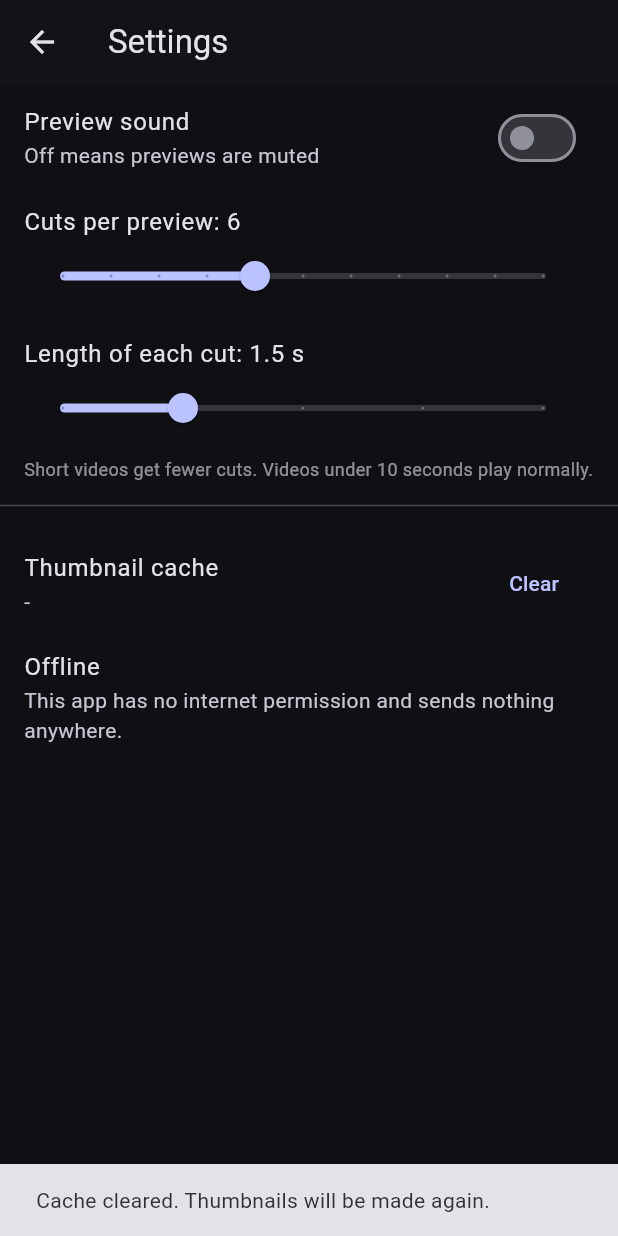
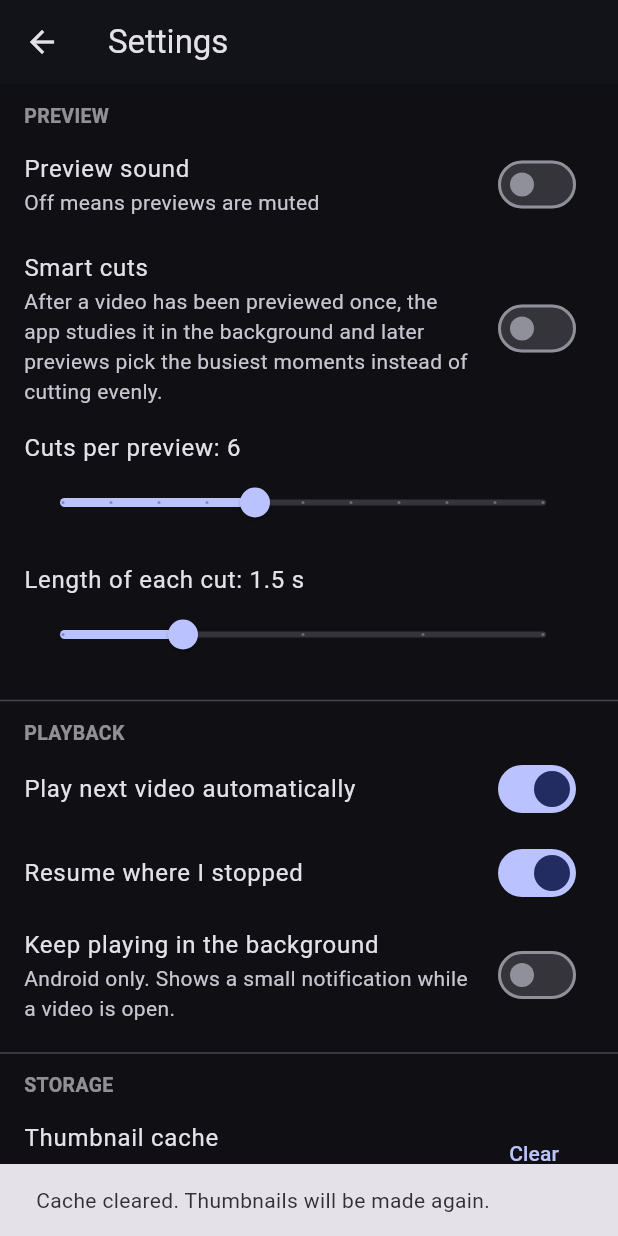
Before and after one commit to RahilHASN/offline_player, a Flutter app: the SettingsScreen screen opened directly, after a tap on "Clear", on a phone screen of 412 x 824 dp. Run offline on Flutter 3.47's test engine with Material 3 defaults, Android fonts, the phone set to English and light mode, and no system bars; our stand-ins replace file_picker, permission_handler, shared_preferences; missing offline and left inert: dart:ffi, media_kit, media_kit_video, photo_manager; accounts and stored records are empty.

Commit message:
Update settings_screen.dart

```diff
--- a/lib/screens/settings_screen.dart
+++ b/lib/screens/settings_screen.dart
@@ -1,8 +1,11 @@
 import 'package:flutter/material.dart';
 
 import '../services/app_settings.dart';
+import '../services/backup_service.dart';
+import '../services/library_store.dart';
 import '../services/thumb_cache.dart';
 import '../utils/format.dart';
+import '../widgets/library_sheets.dart';
 
 class SettingsScreen extends StatefulWidget {
   const SettingsScreen({super.key});
@@ -25,15 +28,75 @@ class _SettingsScreenState extends State<SettingsScreen> {
     if (mounted) setState(() => _bytes = b);
   }
 
+  void _snack(String m) {
+    if (!mounted) return;
+    ScaffoldMessenger.of(context)
+      ..hideCurrentSnackBar()
+      ..showSnackBar(SnackBar(content: Text(m)));
+  }
+
   Future<void> _clear() async {
     await clearThumbCache();
     await _loadSize();
+    _snack('Cache cleared. Thumbnails will be made again.');
+  }
+
+  Future<void> _export() async {
+    try {
+      final ok = await BackupService.export();
+      _snack(ok ? 'Backup saved.' : 'Backup cancelled.');
+    } catch (e) {
+      _snack('Backup failed: $e');
+    }
+  }
+
+  Future<void> _restore() async {
+    try {
+      final ok = await BackupService.restore();
+      _snack(ok ? 'Backup restored.' : 'Restore cancelled.');
+    } catch (e) {
+      _snack('Restore failed: $e');
+    }
+  }
+
+  Future<void> _changePin() async {
+    if (!await ensureVaultUnlocked(context)) return;
     if (!mounted) return;
-    ScaffoldMessenger.of(context).showSnackBar(
-      const SnackBar(
-        content: Text('Cache cleared. Thumbnails will be made again.'),
+    final pin = await askPin(context, 'New vault PIN', confirm: true);
+    if (pin == null) return;
+    LibraryStore.instance.setPin(pin);
+    _snack('PIN changed.');
+  }
+
+  Future<void> _removeVault() async {
+    if (!LibraryStore.instance.hasPin) {
+      _snack('There is no vault PIN yet.');
+      return;
+    }
+    if (!await ensureVaultUnlocked(context)) return;
+    if (!mounted) return;
+    final yes = await showDialog<bool>(
+      context: context,
+      builder: (ctx) => AlertDialog(
+        title: const Text('Remove PIN and unhide all?'),
+        content: const Text(
+            'Every video in the vault becomes visible again and the PIN is removed.'),
+        actions: [
+          TextButton(
+            onPressed: () => Navigator.pop(ctx, false),
+            child: const Text('Cancel'),
+          ),
+          FilledButton(
+            onPressed: () => Navigator.pop(ctx, true),
+            child: const Text('Remove'),
+          ),
+        ],
       ),
     );
+    if (yes == true) {
+      LibraryStore.instance.clearVault();
+      _snack('Vault removed.');
+    }
   }
 
   @override
@@ -42,15 +105,31 @@ class _SettingsScreenState extends State<SettingsScreen> {
       listenable: AppSettings.instance,
       builder: (context, _) {
         final s = AppSettings.instance;
+        const head = TextStyle(
+            fontSize: 13, color: Colors.white54, fontWeight: FontWeight.w600);
         return Scaffold(
           appBar: AppBar(title: const Text('Settings')),
           body: ListView(
             children: [
+              const Padding(
+                padding: EdgeInsets.fromLTRB(16, 12, 16, 0),
+                child: Text('PREVIEW', style: head),
+              ),
               SwitchListTile(
                 title: const Text('Preview sound'),
                 subtitle: const Text('Off means previews are muted'),
                 value: s.previewAudio,
                 onChanged: s.setPreviewAudio,
+              ),
+              SwitchListTile(
+                title: const Text('Smart cuts'),
+                subtitle: const Text(
+                  'After a video has been previewed once, the app studies it '
+                  'in the background and later previews pick the busiest '
+                  'moments instead of cutting evenly.',
+                ),
+                value: s.smartCuts,
+                onChanged: s.setSmartCuts,
               ),
               ListTile(
                 title: Text('Cuts per preview: ${s.cuts}'),
@@ -75,14 +154,33 @@ class _SettingsScreenState extends State<SettingsScreen> {
                   onChanged: s.setClipSeconds,
                 ),
               ),
+              const Divider(height: 24),
               const Padding(
-                padding: EdgeInsets.symmetric(horizontal: 16),
-                child: Text(
-                  'Short videos get fewer cuts. Videos under 10 seconds play normally.',
-                  style: TextStyle(color: Colors.white54, fontSize: 12),
-                ),
+                padding: EdgeInsets.fromLTRB(16, 0, 16, 0),
+                child: Text('PLAYBACK', style: head),
               ),
-              const Divider(height: 32),
+              SwitchListTile(
+                title: const Text('Play next video automatically'),
+                value: s.autoNext,
+                onChanged: s.setAutoNext,
+              ),
+              SwitchListTile(
+                title: const Text('Resume where I stopped'),
+                value: s.autoResume,
+                onChanged: s.setAutoResume,
+              ),
+              SwitchListTile(
+                title: const Text('Keep playing in the background'),
+                subtitle: const Text(
+                    'Android only. Shows a small notification while a video is open.'),
+                value: s.backgroundPlay,
+                onChanged: s.setBackgroundPlay,
+              ),
+              const Divider(height: 24),
+              const Padding(
+                padding: EdgeInsets.fromLTRB(16, 0, 16, 0),
+                child: Text('STORAGE', style: head),
+              ),
               ListTile(
                 title: const Text('Thumbnail cache'),
                 subtitle: Text(_bytes == null ? '...' : formatSize(_bytes!)),
@@ -91,6 +189,68 @@ class _SettingsScreenState extends State<SettingsScreen> {
                   child: const Text('Clear'),
                 ),
               ),
+              ListTile(
+                title: const Text('Thumbnail cache limit'),
+                subtitle: const Text('The oldest thumbnails go first'),
+                trailing: DropdownButton<int>(
+                  value: const [100, 300, 1000, 0].contains(s.cacheLimitMb)
+                      ? s.cacheLimitMb
+                      : 300,
+                  items: const [
+                    DropdownMenuItem(value: 100, child: Text('100 MB')),
+                    DropdownMenuItem(value: 300, child: Text('300 MB')),
+                    DropdownMenuItem(value: 1000, child: Text('1 GB')),
+                    DropdownMenuItem(value: 0, child: Text('No limit')),
+                  ],
+                  onChanged: (v) {
+                    if (v == null) return;
+                    s.setCacheLimitMb(v);
+                    if (v > 0) {
+                      trimThumbCache(v * 1024 * 1024).then((_) => _loadSize());
+                    }
+                  },
+                ),
+              ),
+              const Divider(height: 24),
+              const Padding(
+                padding: EdgeInsets.fromLTRB(16, 0, 16, 0),
+                child: Text('VAULT', style: head),
+              ),
+              ListTile(
+                title: const Text('Change vault PIN'),
+                onTap: _changePin,
+              ),
+              ListTile(
+                title: const Text('Remove PIN and unhide all'),
+                onTap: _removeVault,
+              ),
+              const Padding(
+                padding: EdgeInsets.symmetric(horizontal: 16),
+                child: Text(
+                  'The vault hides videos inside this app only. The files are '
+                  'not encrypted, and other apps can still see them. If you '
+                  'forget the PIN, clearing the app data is the only way back.',
+                  style: TextStyle(color: Colors.white54, fontSize: 12),
+                ),
+              ),
+              const Divider(height: 32),
+              const Padding(
+                padding: EdgeInsets.fromLTRB(16, 0, 16, 0),
+                child: Text('BACKUP', style: head),
+              ),
+              ListTile(
+                leading: const Icon(Icons.upload_file),
+                title: const Text('Back up tags, favorites and settings'),
+                subtitle: const Text(
+                    'Also saves playlists, bookmarks, watch progress and the vault list'),
+                onTap: _export,
+              ),
+              ListTile(
+                leading: const Icon(Icons.download),
+                title: const Text('Restore from a backup file'),
+                onTap: _restore,
+              ),
+              const Divider(height: 32),
               const ListTile(
                 title: Text('Offline'),
                 subtitle: Text(
```
